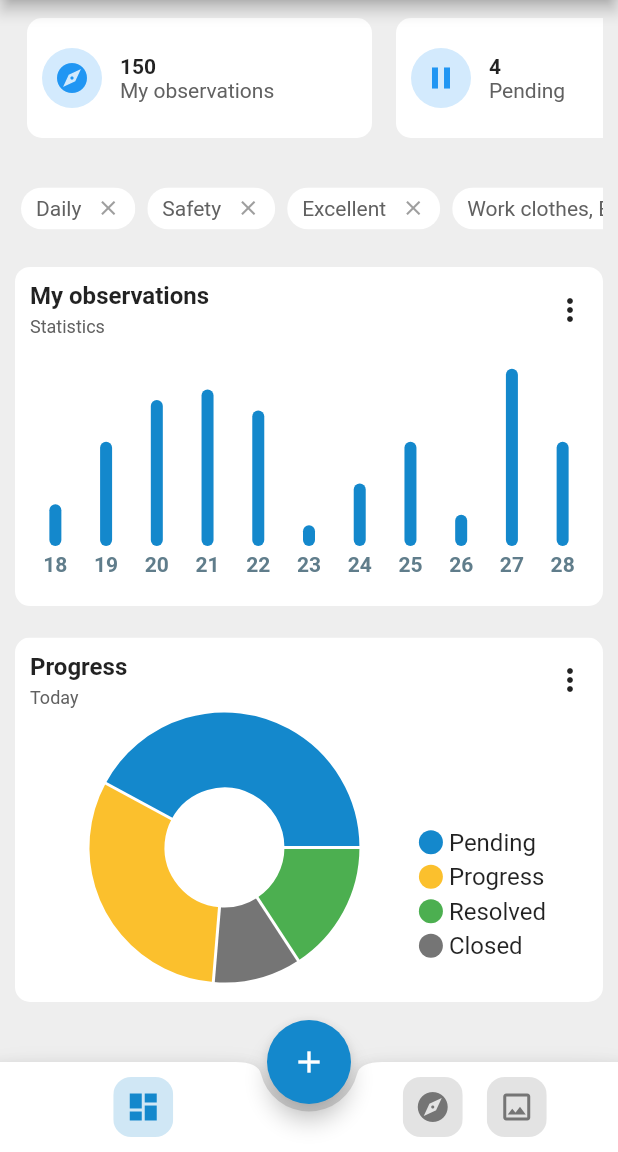
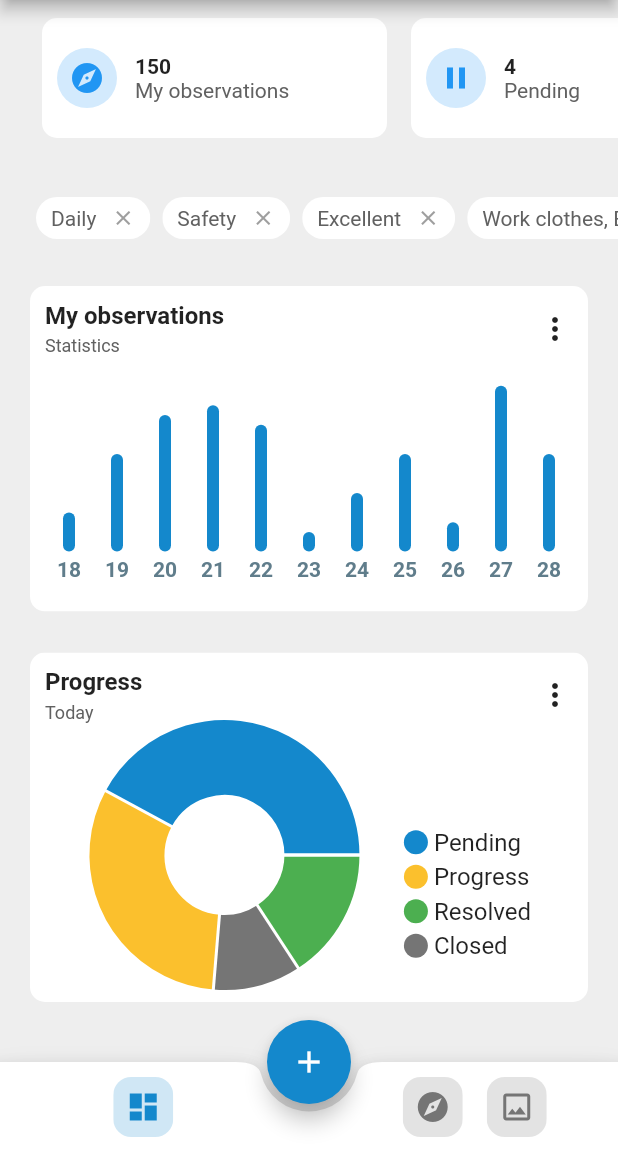
Before and after one commit to asly-97/flutter-dashboard-app, a Flutter app: the screen it shows after launch, on a phone screen of 412 x 824 dp, the part 84-1236 px from its top. Run offline on Flutter 3.47's test engine with Material 2 defaults, Android fonts, the phone set to English and light mode, and no system bars; drawn by our look-alikes of fl_chart; our stand-ins replace adaptive_dialog.

```diff
--- a/lib/screens/overview_screen.dart
+++ b/lib/screens/overview_screen.dart
@@ -39,14 +39,15 @@ class OverviewScreen extends StatelessWidget {
           child: Padding(
         padding: const EdgeInsets.only(
           top: 4,
-          left: 10,
-          right: 10,
+          left: 20,
+          right: 20,
           bottom: 40,
         ),
         child: Column(
           mainAxisAlignment: MainAxisAlignment.spaceBetween,
           children: [
             SingleChildScrollView(
+              clipBehavior: Clip.none,
               scrollDirection: Axis.horizontal,
               child: Row(
                 children: [
@@ -79,8 +80,10 @@ class OverviewScreen extends StatelessWidget {
               ),
             ),
             SingleChildScrollView(
+              clipBehavior: Clip.none,
               scrollDirection: Axis.horizontal,
               child: Row(
+                mainAxisAlignment: MainAxisAlignment.start,
                 children: [
                   ClosableTextCard('Daily'),
                   ClosableTextCard('Safety'),
--- a/lib/widgets/closable_text_card.dart
+++ b/lib/widgets/closable_text_card.dart
@@ -1,13 +1,22 @@
 import 'package:flutter/material.dart';
 
-class ClosableTextCard extends StatelessWidget {
+class ClosableTextCard extends StatefulWidget {
   ClosableTextCard(this.title);
 
   final String title;
 
   @override
+  State<ClosableTextCard> createState() => _ClosableTextCardState();
+}
+
+class _ClosableTextCardState extends State<ClosableTextCard> {
+  bool _visible = true;
+
+  @override
   Widget build(BuildContext context) {
-    return Padding(
+    return Visibility(
+      visible: _visible,
+      child: Padding(
         padding: const EdgeInsets.all(4.0),
         child: ClipRRect(
           borderRadius: BorderRadius.circular(20),
@@ -20,16 +29,24 @@ class ClosableTextCard extends StatelessWidget {
             child: Row(
               children: [
                 Text(
-                title,
+                  widget.title,
                   style: TextStyle(color: Colors.grey.shade700),
                 ),
                 SizedBox(width: 10),
-              Icon(
+                GestureDetector(
+                  onTap: () {
+                    setState(() {
+                      _visible = false;
+                    });
+                  },
+                  child: Icon(
                     Icons.close,
                     color: Colors.grey,
                     size: 16,
+                  ),
                 )
               ],
+            ),
           ),
         ),
       ),
```
Also changed, not shown: 3 other files. Lines whose indentation alone changed are shown as unchanged.
